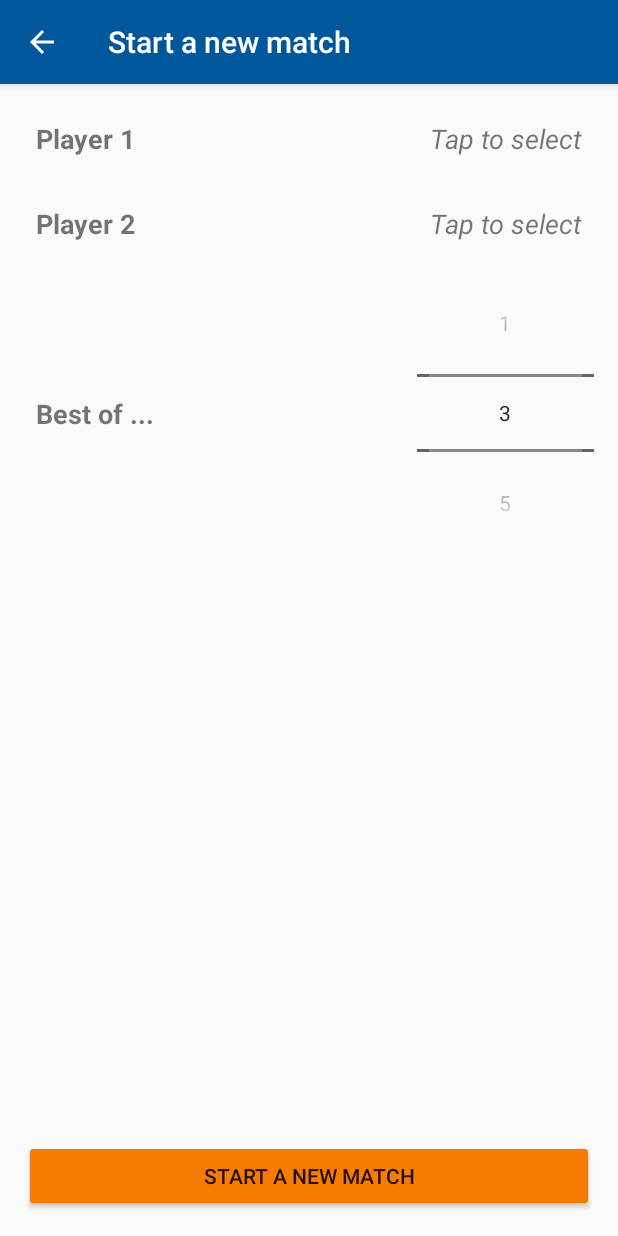
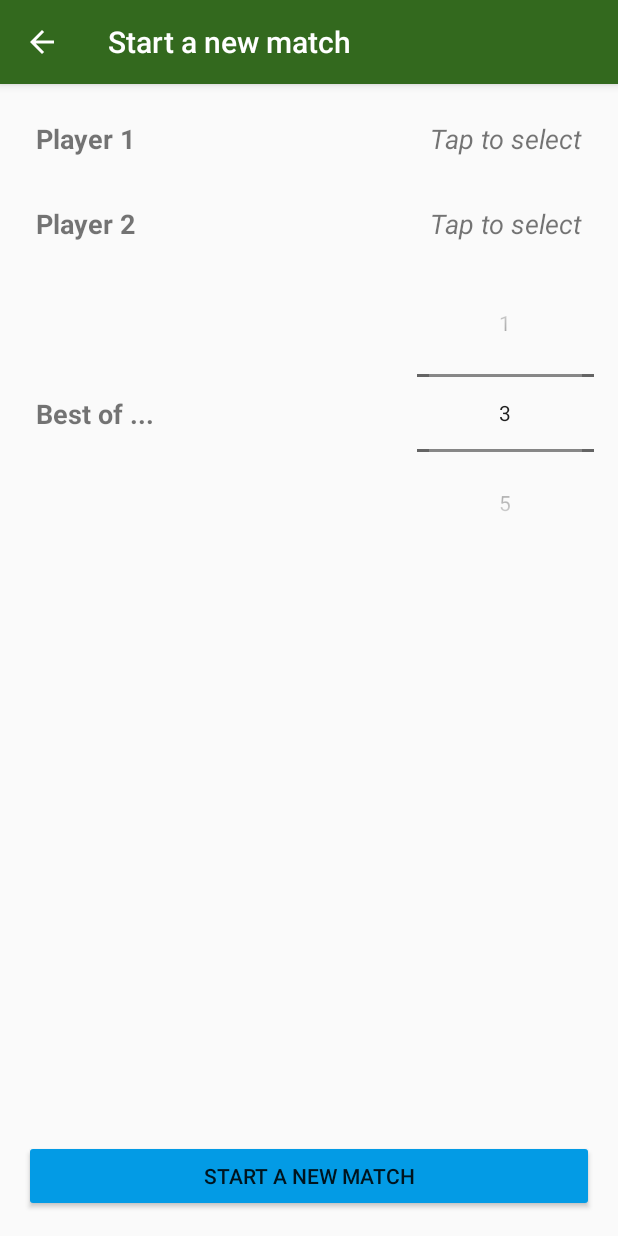
Before and after one commit to janbaerts/mobdev-snooker, an Android app: the MatchSettingsFragment screen opened directly, with no data from a screen before it, on a phone screen of 412 x 824 dp. Run offline under Robolectric (Android 15) with nearby library versions, the phone set to English and light mode, and no system bars.

Commit message:
Code cleanup.

```diff
--- a/app/src/main/java/com/janbaerts/android/snookerscoreboard/MainActivity.java
+++ b/app/src/main/java/com/janbaerts/android/snookerscoreboard/MainActivity.java
@@ -10,6 +10,9 @@ import android.graphics.Bitmap;
 import android.graphics.BitmapFactory;
 import android.graphics.drawable.BitmapDrawable;
 import android.os.Bundle;
+import android.os.Handler;
+import android.os.Looper;
+import android.os.Message;
 import android.provider.MediaStore;
 import android.util.Log;
 import android.view.View;
@@ -29,6 +32,7 @@ import com.google.firebase.firestore.FirebaseFirestore;
 import com.google.firebase.firestore.QuerySnapshot;
 import com.google.firebase.iid.FirebaseInstanceId;
 import com.google.firebase.iid.InstanceIdResult;
+import com.google.firebase.messaging.RemoteMessage;
 import com.google.firebase.storage.FirebaseStorage;
 import com.google.firebase.storage.StorageException;
 import com.google.firebase.storage.StorageReference;
--- a/app/src/main/java/com/janbaerts/android/snookerscoreboard/fragments/MatchSettingsFragment.java
+++ b/app/src/main/java/com/janbaerts/android/snookerscoreboard/fragments/MatchSettingsFragment.java
@@ -36,8 +36,8 @@ public class MatchSettingsFragment extends Fragment {
     private Button startNewMatchButton;
     private FrameLayout searchPlayerFrameLayout;
 
-    public SelectPlayerFragment selectPlayerFragment;
-    public boolean isShowingSelectPlayerFragment;
+    private SelectPlayerFragment selectPlayerFragment;
+    private boolean isShowingSelectPlayerFragment;
     private MatchSettingsViewModel viewModel;
 
     public MatchSettingsFragment() {
@@ -55,7 +55,6 @@ public class MatchSettingsFragment extends Fragment {
     @Override
     public View onCreateView(LayoutInflater inflater, ViewGroup container,
                              Bundle savedInstanceState) {
-        // Inflate the layout for this fragment
         View view = inflater.inflate(R.layout.fragment_match_settings, container, false);
 
         firstPlayerTextView = view.findViewById(R.id.firstPlayerTextView);
--- a/app/src/main/java/com/janbaerts/android/snookerscoreboard/fragments/PlayerDetailFragment.java
+++ b/app/src/main/java/com/janbaerts/android/snookerscoreboard/fragments/PlayerDetailFragment.java
@@ -44,7 +44,6 @@ public class PlayerDetailFragment extends Fragment {
     @Override
     public View onCreateView(LayoutInflater inflater, ViewGroup container,
                              Bundle savedInstanceState) {
-        // Inflate the layout for this fragment
         View view = inflater.inflate(R.layout.fragment_player_detail, container, false);
 
         matchSettingsViewModel = MatchSettingsData.matchSettingsViewModel;
--- a/app/src/main/java/com/janbaerts/android/snookerscoreboard/fragments/SelectPictureDialogFragment.java
+++ b/app/src/main/java/com/janbaerts/android/snookerscoreboard/fragments/SelectPictureDialogFragment.java
@@ -16,7 +16,7 @@ import com.janbaerts.android.snookerscoreboard.data.FavouriteBall;
 
 public class SelectPictureDialogFragment extends DialogFragment {
 
-    SelectedPictureListener selectedPictureListener;
+    private SelectedPictureListener selectedPictureListener;
     FavouriteBall selectedPicture;
 
     public SelectPictureDialogFragment() {
@@ -24,7 +24,7 @@ public class SelectPictureDialogFragment extends DialogFragment {
     }
 
     public interface SelectedPictureListener {
-        public void onPictureTapped(int selectedColor);
+        void onPictureTapped(int selectedColor);
     }
 
     @Override
@@ -41,7 +41,6 @@ public class SelectPictureDialogFragment extends DialogFragment {
     // TODO: Nice to have: customized list using ListAdapter.
     @Override
     public Dialog onCreateDialog(Bundle savedInstanceState) {
-        // Use the Builder class for convenient dialog construction
         AlertDialog.Builder builder = new AlertDialog.Builder(getActivity());
         builder.setTitle("Choose color...")
             .setItems(R.array.ball_colors, new DialogInterface.OnClickListener() {
--- a/app/src/main/res/drawable/launch_screen.xml
+++ b/app/src/main/res/drawable/launch_screen.xml
@@ -11,7 +11,9 @@
 
     <bitmap
       android:src="@drawable/splash_screen"
-      android:gravity="fill"/>
+      android:antialias="true"
+      android:filter="true"
+      android:gravity="fill_horizontal|clip_vertical"/>
 
   </item>
 
--- a/app/src/main/res/values/colors.xml
+++ b/app/src/main/res/values/colors.xml
@@ -1,10 +1,10 @@
 <?xml version="1.0" encoding="utf-8"?>
 <resources>
-    <color name="colorPrimary">#01579B</color>
-    <color name="colorPrimaryDark">#002f6c</color>
-    <color name="colorAccent">#4f83cc</color>
+    <color name="colorPrimary">#33691e</color>
+    <color name="colorPrimaryDark">#003d00</color>
+    <color name="colorAccent">#629749</color>
 
-    <color name="colorSecondary">#f57c00</color>
-    <color name="colorSecondaryDark">#bb4d00</color>
-    <color name="colorSecondaryAccent">#ffad42</color>
+    <color name="colorSecondary">#039be5</color>
+    <color name="colorSecondaryDark">#006db3</color>
+    <color name="colorSecondaryAccent">#63ccff</color>
 </resources>
--- a/app/src/main/res/values/styles.xml
+++ b/app/src/main/res/values/styles.xml
@@ -8,6 +8,7 @@
         <item name="colorAccent">@color/colorAccent</item>
 
         <item name="colorButtonNormal">@color/colorSecondary</item>
+
 
     </style>
 
```
Also changed, not shown: app/src/main/AndroidManifest.xml (+8 -0 lines), app/src/main/java/com/janbaerts/android/snookerscoreboard/fragments/SelectPlayerFragment.java (+0 -46 lines), app/src/main/java/com/janbaerts/android/snookerscoreboard/recyclerviews/SearchPlayerRecyclerViewAdapter.java (+4 -8 lines), app/src/main/java/com/janbaerts/android/snookerscoreboard/services/FirebaseMessaging.java (added, +60 -0 lines), app/src/main/res/drawable/splash_screen.jpg.
